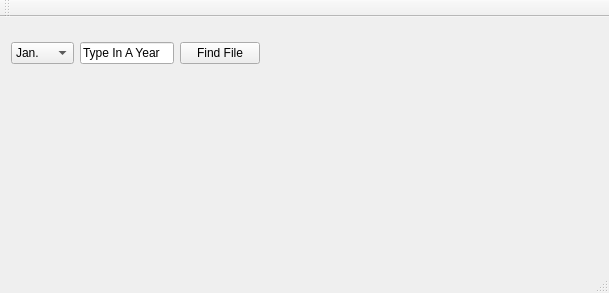
This is mainwindow.ui in JesseGallardo/Cash_Money_Qt as Qt 5 draws it before an edit. The edited form follows.
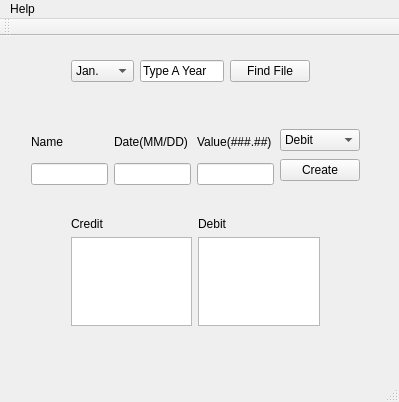
This is the edited form.

Commit message:
1)Added more methods in BudgetSheet.cpp to help out in the long run, unsure if they will be entirely useful but the are there.
2)Messed around in mainwindow.ui to get the GUI format I want but still
will make changes when needed.

3)mainwindow.cpp added a SLOT for the file loader when the time comes to
use it

What changed in the file:
```diff
--- a/mainwindow.ui
+++ b/mainwindow.ui
@@ -6,8 +6,8 @@
    <rect>
     <x>0</x>
     <y>0</y>
-    <width>609</width>
-    <height>293</height>
+    <width>399</width>
+    <height>402</height>
    </rect>
   </property>
   <property name="windowTitle">
@@ -17,10 +17,10 @@
    <widget class="QWidget" name="horizontalLayoutWidget">
     <property name="geometry">
      <rect>
-      <x>0</x>
-      <y>0</y>
-      <width>271</width>
-      <height>72</height>
+      <x>60</x>
+      <y>10</y>
+      <width>261</width>
+      <height>51</height>
      </rect>
     </property>
     <layout class="QHBoxLayout" name="horizontalLayout">
@@ -86,7 +86,7 @@
      <item>
       <widget class="QLineEdit" name="lineEdit">
        <property name="text">
-        <string>Type In A Year</string>
+        <string>Type A Year</string>
        </property>
       </widget>
      </item>
@@ -99,6 +99,125 @@
      </item>
     </layout>
    </widget>
+   <widget class="QWidget" name="horizontalLayoutWidget_2">
+    <property name="geometry">
+     <rect>
+      <x>20</x>
+      <y>80</y>
+      <width>351</width>
+      <height>80</height>
+     </rect>
+    </property>
+    <layout class="QHBoxLayout" name="NewData">
+     <item>
+      <layout class="QVBoxLayout" name="NewameLayout">
+       <item>
+        <widget class="QLabel" name="NewNameLabel">
+         <property name="text">
+          <string>Name</string>
+         </property>
+        </widget>
+       </item>
+       <item>
+        <widget class="QLineEdit" name="NewNameInput"/>
+       </item>
+      </layout>
+     </item>
+     <item>
+      <layout class="QVBoxLayout" name="DateInputLayout">
+       <item>
+        <widget class="QLabel" name="NewDateLabel">
+         <property name="text">
+          <string>Date(MM/DD)</string>
+         </property>
+        </widget>
+       </item>
+       <item>
+        <widget class="QLineEdit" name="NewDateInput"/>
+       </item>
+      </layout>
+     </item>
+     <item>
+      <layout class="QVBoxLayout" name="ValueInputLayout">
+       <item>
+        <widget class="QLabel" name="NewValueLabel">
+         <property name="text">
+          <string>Value(###.##)</string>
+         </property>
+        </widget>
+       </item>
+       <item>
+        <widget class="QLineEdit" name="NewValueInput"/>
+       </item>
+      </layout>
+     </item>
+     <item>
+      <layout class="QVBoxLayout" name="verticalLayout">
+       <item>
+        <widget class="QComboBox" name="comboBox">
+         <item>
+          <property name="text">
+           <string>Debit</string>
+          </property>
+         </item>
+         <item>
+          <property name="text">
+           <string>Credit</string>
+          </property>
+         </item>
+        </widget>
+       </item>
+       <item>
+        <widget class="QPushButton" name="pushButton">
+         <property name="text">
+          <string>Create</string>
+         </property>
+        </widget>
+       </item>
+      </layout>
+     </item>
+    </layout>
+   </widget>
+   <widget class="QWidget" name="horizontalLayoutWidget_3">
+    <property name="geometry">
+     <rect>
+      <x>60</x>
+      <y>170</y>
+      <width>271</width>
+      <height>131</height>
+     </rect>
+    </property>
+    <layout class="QHBoxLayout" name="CDDisplay">
+     <item>
+      <layout class="QVBoxLayout" name="CreditLayout">
+       <item>
+        <widget class="QLabel" name="CreditLabel">
+         <property name="text">
+          <string>Credit</string>
+         </property>
+        </widget>
+       </item>
+       <item>
+        <widget class="QListWidget" name="CreditList"/>
+       </item>
+      </layout>
+     </item>
+     <item>
+      <layout class="QVBoxLayout" name="DebitLayout">
+       <item>
+        <widget class="QLabel" name="DebitLabel">
+         <property name="text">
+          <string>Debit</string>
+         </property>
+        </widget>
+       </item>
+       <item>
+        <widget class="QListWidget" name="DebitList"/>
+       </item>
+      </layout>
+     </item>
+    </layout>
+   </widget>
   </widget>
   <widget class="QStatusBar" name="statusBar"/>
   <widget class="QMenuBar" name="menuBar">
@@ -106,10 +225,16 @@
     <rect>
      <x>0</x>
      <y>0</y>
-     <width>609</width>
+     <width>399</width>
      <height>22</height>
     </rect>
    </property>
+   <widget class="QMenu" name="menuHelp">
+    <property name="title">
+     <string>Help</string>
+    </property>
+   </widget>
+   <addaction name="menuHelp"/>
   </widget>
   <widget class="QToolBar" name="mainToolBar">
    <attribute name="toolBarArea">
```
Left out of the diff: 7 changed lines with no effect on the pictures. The commit also changes 4 other files.
